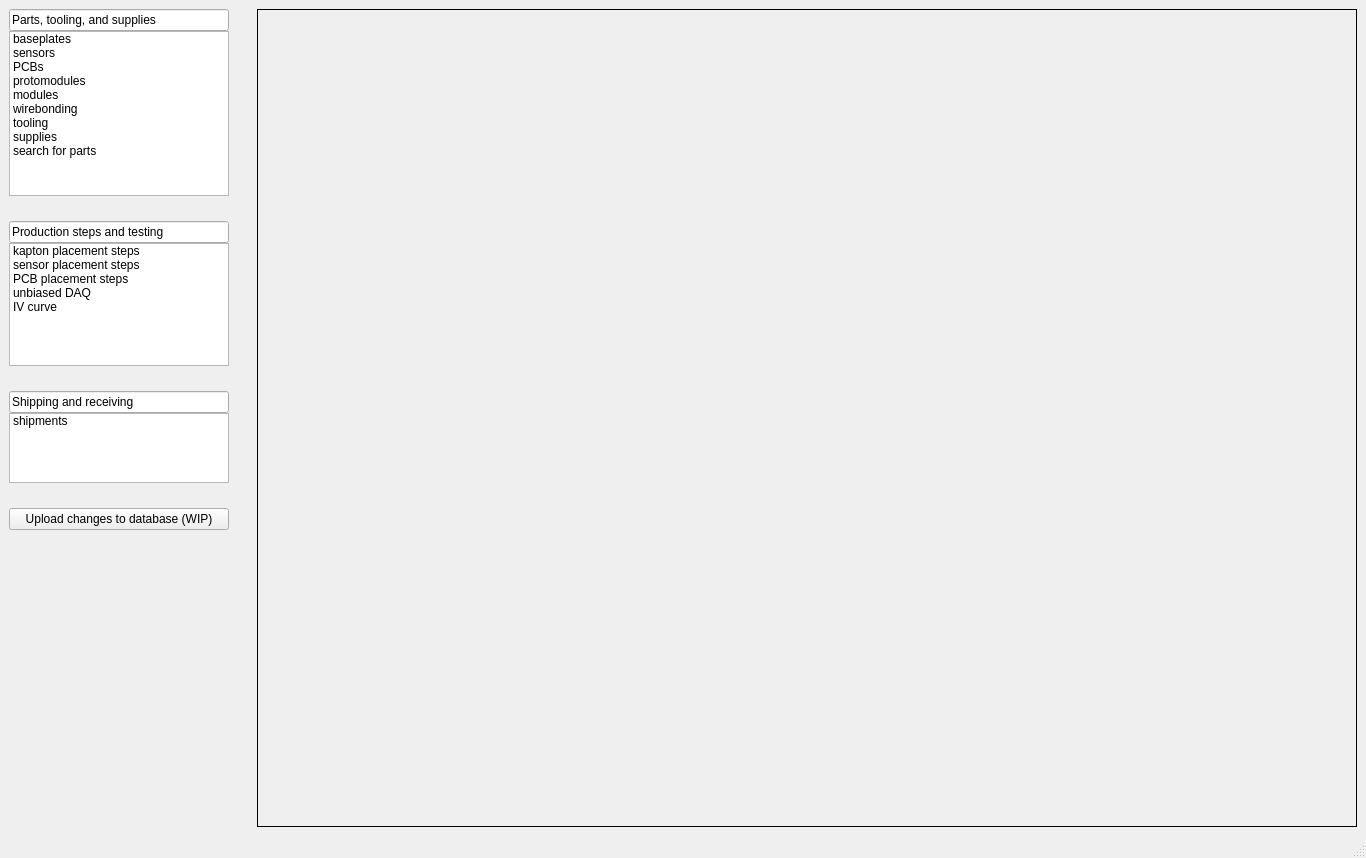
This is main_ui/mainwindow.ui in IncandelaLab/SharedUI as Qt 5 draws it before an edit. The edited form follows.
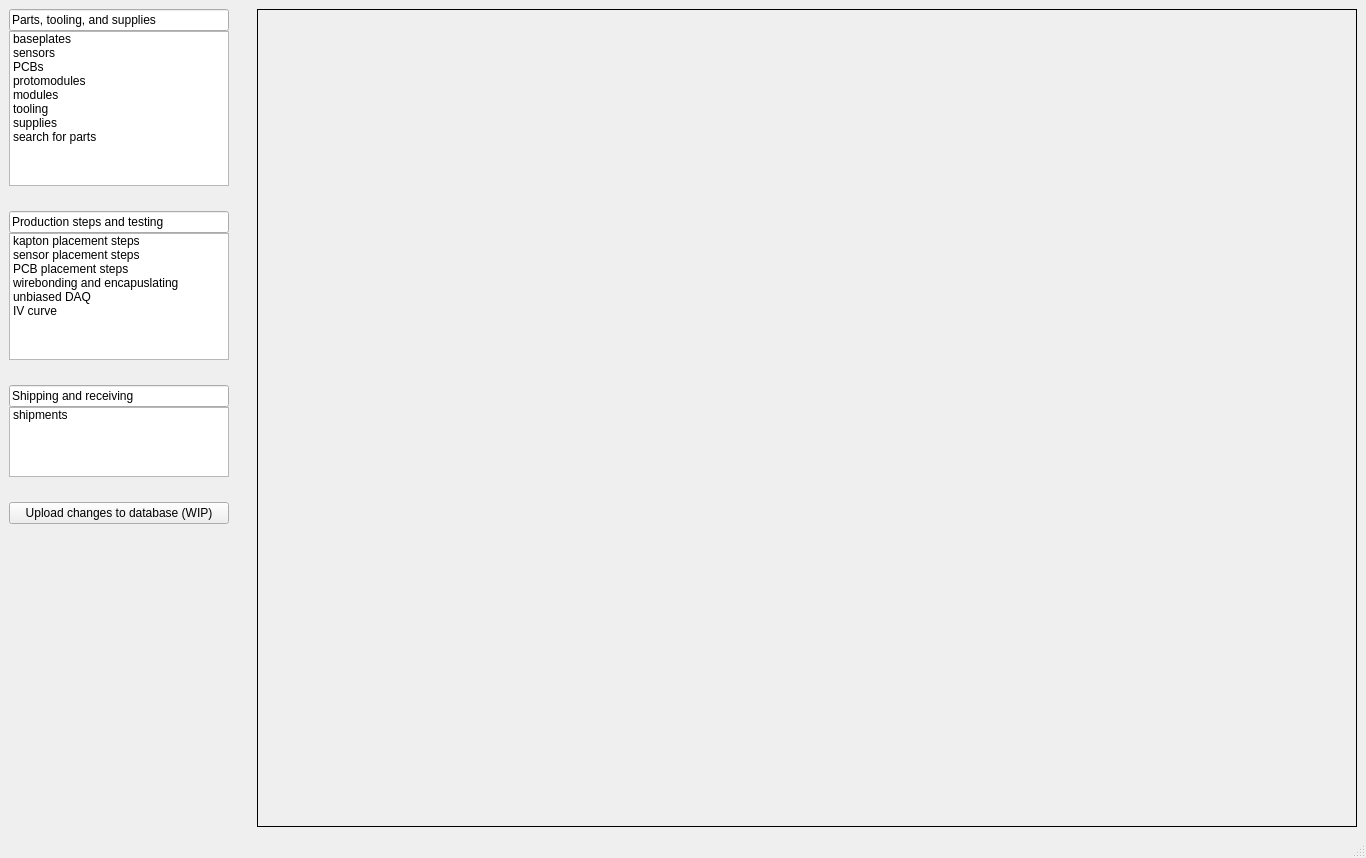
This is the edited form.

What changed in the file:
```diff
--- a/main_ui/mainwindow.ui
+++ b/main_ui/mainwindow.ui
@@ -43,7 +43,7 @@
           <property name="minimumSize">
            <size>
             <width>0</width>
-            <height>165</height>
+            <height>155</height>
            </size>
           </property>
           <property name="currentRow">
@@ -74,11 +74,6 @@
             <string>modules</string>
            </property>
           </item>
-          <item>
-           <property name="text">
-            <string>wirebonding</string>
-           </property>
-          </item>
           <item>
            <property name="text">
             <string>tooling</string>
@@ -104,7 +99,7 @@
           <property name="sizeHint" stdset="0">
            <size>
             <width>20</width>
-            <height>40</height>
+            <height>20</height>
            </size>
           </property>
          </spacer>
@@ -133,6 +128,11 @@
             <string>PCB placement steps</string>
            </property>
           </item>
+          <item>
+           <property name="text">
+            <string>wirebonding and encapuslating</string>
+           </property>
+          </item>
           <item>
            <property name="text">
             <string>unbiased DAQ</string>
```
